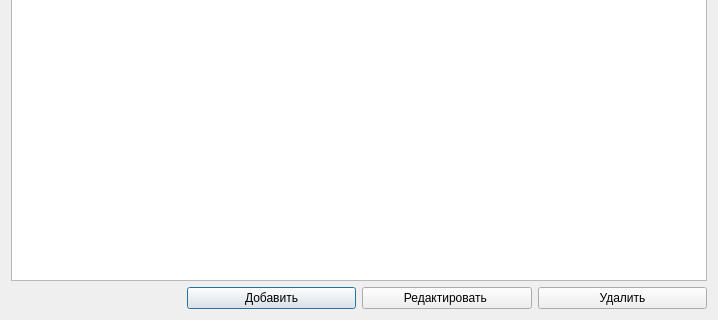
Old version of the form ARMInspectorGUI/dialog.ui in the repository sid1980/ARMInspector; both pictures show x 0 to 718 and y 381 to 701 of the 718 by 701 pixel window.
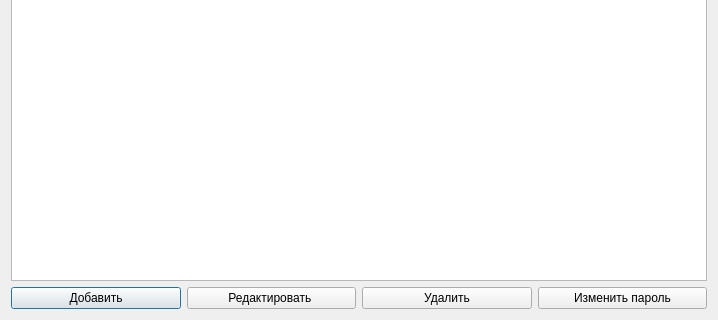
New version of the form.

Diff of the .ui file:
```diff
--- a/ARMInspectorGUI/dialog.ui
+++ b/ARMInspectorGUI/dialog.ui
@@ -16,29 +16,42 @@
   <layout class="QGridLayout" name="gridLayout_2">
    <item row="0" column="0">
     <layout class="QGridLayout" name="gridLayout">
-     <item row="1" column="1">
+     <item row="0" column="0" colspan="4">
+      <widget class="QTableView" name="tableView"/>
+     </item>
+     <item row="1" column="0">
       <widget class="QPushButton" name="pushButton_addUser">
        <property name="text">
         <string>Добавить</string>
        </property>
       </widget>
      </item>
-     <item row="1" column="2">
+     <item row="1" column="1">
       <widget class="QPushButton" name="pushButton_editUser">
        <property name="text">
         <string>Редактировать </string>
        </property>
       </widget>
      </item>
-     <item row="1" column="3">
+     <item row="1" column="2">
       <widget class="QPushButton" name="pushButton_deleteUser">
        <property name="text">
         <string>Удалить</string>
        </property>
       </widget>
      </item>
-     <item row="0" column="0" colspan="4">
-      <widget class="QTableView" name="tableView"/>
+     <item row="1" column="3">
+      <widget class="QPushButton" name="pushButton_changePassword">
+       <property name="focusPolicy">
+        <enum>Qt::NoFocus</enum>
+       </property>
+       <property name="contextMenuPolicy">
+        <enum>Qt::PreventContextMenu</enum>
+       </property>
+       <property name="text">
+        <string>Изменить пароль</string>
+       </property>
+      </widget>
      </item>
     </layout>
    </item>
```
